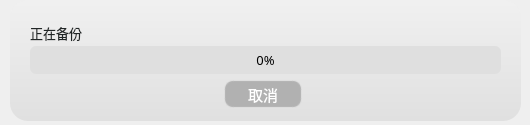
Above: py/ui_backing.ui from chflame163/backup_tool before the change. Below: the same form after it.
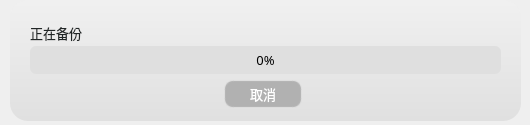
That is the form after the change. Icons and pictures are not drawn.

```diff
--- a/py/ui_backing.ui
+++ b/py/ui_backing.ui
@@ -195,7 +195,7 @@
     <property name="font">
      <font>
       <family>Microsoft YaHei</family>
-      <pointsize>11</pointsize>
+      <pointsize>10</pointsize>
      </font>
     </property>
     <property name="styleSheet">
```
